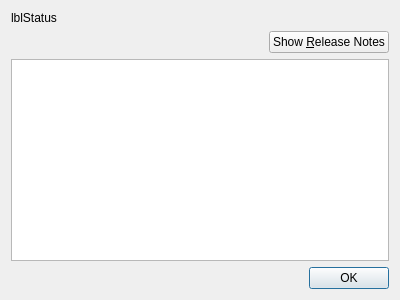
This is src/ui/updatedialog.ui in qwinff/qwinff as Qt 5 draws it before an edit. The edited form follows.
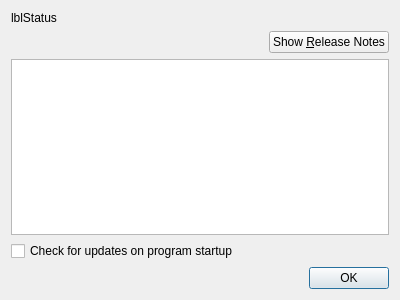
This is the edited form.

Commit message: UpdateDialog: add CheckUpdateOnStartup checkbox.

What changed in the file:
```diff
--- a/src/ui/updatedialog.ui
+++ b/src/ui/updatedialog.ui
@@ -67,6 +67,13 @@
      </property>
     </widget>
    </item>
+   <item>
+    <widget class="QCheckBox" name="chkCheckUpdateOnStartup">
+     <property name="text">
+      <string>Check for updates on program startup</string>
+     </property>
+    </widget>
+   </item>
    <item>
     <widget class="QDialogButtonBox" name="buttonBox">
      <property name="orientation">
```
The commit also changes 2 other files.
